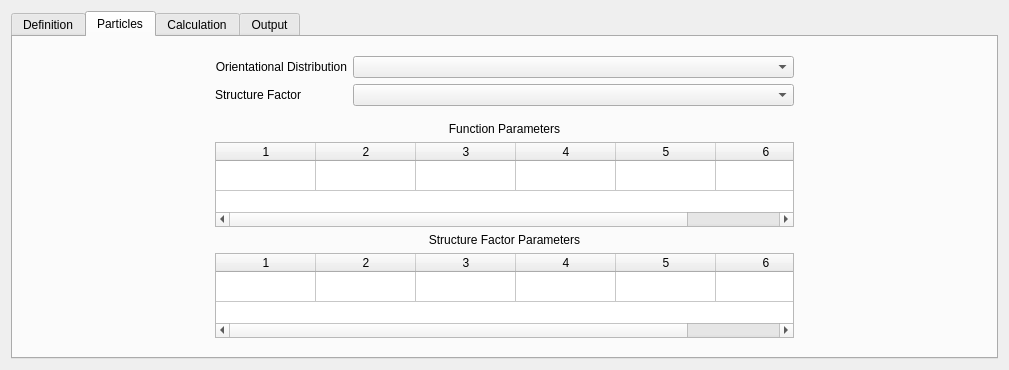
Old version of the form src/sas/qtgui/Perspectives/ParticleEditor/UI/DesignWindowUI.ui in the repository SasView/sasview.
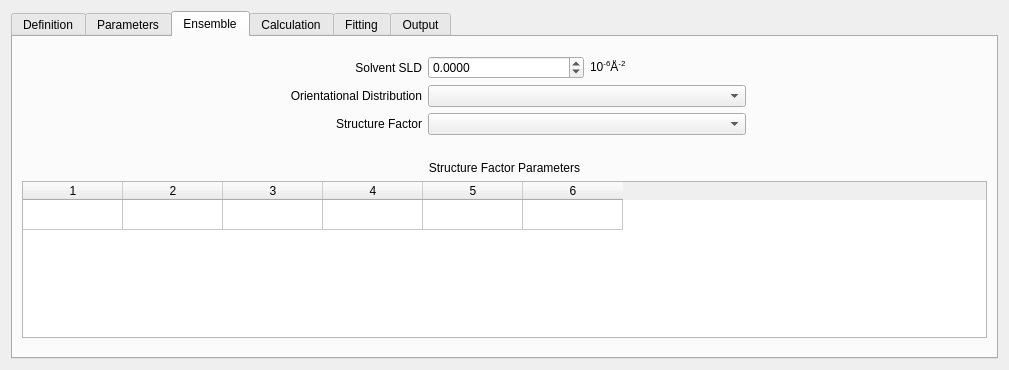
New version of the form. The open tabs and pages were chosen to show the change.

```diff
--- a/src/sas/qtgui/Perspectives/ParticleEditor/UI/DesignWindowUI.ui
+++ b/src/sas/qtgui/Perspectives/ParticleEditor/UI/DesignWindowUI.ui
@@ -13,7 +13,7 @@
   <property name="windowTitle">
    <string>Form</string>
   </property>
-  <layout class="QHBoxLayout" name="horizontalLayout_4">
+  <layout class="QVBoxLayout" name="verticalLayout_7">
    <item>
     <widget class="QTabWidget" name="tabWidget">
      <property name="toolTip">
@@ -27,36 +27,72 @@
        <string>Definition</string>
       </attribute>
      </widget>
+     <widget class="QWidget" name="tab_2">
+      <attribute name="title">
+       <string>Parameters</string>
+      </attribute>
+      <layout class="QHBoxLayout" name="horizontalLayout_3" stretch="3">
+       <item>
+        <layout class="QVBoxLayout" name="verticalLayout_4">
+         <item>
+          <widget class="QTableWidget" name="parametersTable">
+           <property name="rowCount">
+            <number>1</number>
+           </property>
+           <property name="columnCount">
+            <number>6</number>
+           </property>
+           <attribute name="verticalHeaderVisible">
+            <bool>false</bool>
+           </attribute>
+           <row/>
+           <column/>
+           <column/>
+           <column/>
+           <column/>
+           <column/>
+           <column/>
+          </widget>
+         </item>
+        </layout>
+       </item>
+      </layout>
+     </widget>
      <widget class="QWidget" name="calculationTab">
       <attribute name="title">
-       <string>Particles</string>
+       <string>Ensemble</string>
       </attribute>
       <layout class="QVBoxLayout" name="verticalLayout_6">
        <item>
-        <layout class="QHBoxLayout" name="horizontalLayout_5" stretch="1,3,1">
+        <layout class="QHBoxLayout" name="horizontalLayout_5" stretch="3">
          <property name="bottomMargin">
           <number>0</number>
          </property>
-         <item>
-          <spacer name="horizontalSpacer_6">
-           <property name="orientation">
-            <enum>Qt::Horizontal</enum>
-           </property>
-           <property name="sizeHint" stdset="0">
-            <size>
-             <width>40</width>
-             <height>20</height>
-            </size>
-           </property>
-          </spacer>
-         </item>
          <item>
           <layout class="QVBoxLayout" name="verticalLayout_3">
            <property name="bottomMargin">
             <number>10</number>
            </property>
            <item>
-            <layout class="QFormLayout" name="formLayout">
+            <layout class="QHBoxLayout" name="horizontalLayout_4" stretch="1,2,1">
+             <property name="bottomMargin">
+              <number>10</number>
+             </property>
+             <item>
+              <spacer name="horizontalSpacer_6">
+               <property name="orientation">
+                <enum>Qt::Horizontal</enum>
+               </property>
+               <property name="sizeHint" stdset="0">
+                <size>
+                 <width>40</width>
+                 <height>20</height>
+                </size>
+               </property>
+              </spacer>
+             </item>
+             <item>
+              <layout class="QGridLayout" name="gridLayout" columnstretch="1,2">
              <property name="topMargin">
               <number>10</number>
              </property>
@@ -64,6 +100,16 @@
               <number>10</number>
              </property>
              <item row="0" column="0">
+                <widget class="QLabel" name="label">
+                 <property name="text">
+                  <string>Solvent SLD</string>
+                 </property>
+                 <property name="alignment">
+                  <set>Qt::AlignRight|Qt::AlignTrailing|Qt::AlignVCenter</set>
+                 </property>
+                </widget>
+               </item>
+               <item row="1" column="0">
               <widget class="QLabel" name="label_2">
                <property name="text">
                 <string>Orientational Distribution</string>
@@ -73,10 +119,10 @@
                </property>
               </widget>
              </item>
-             <item row="0" column="1">
+               <item row="1" column="1">
               <widget class="QComboBox" name="orientationCombo"/>
              </item>
-             <item row="1" column="0">
+               <item row="2" column="0">
               <widget class="QLabel" name="label_5">
                <property name="text">
                 <string>Structure Factor</string>
@@ -86,40 +132,52 @@
                </property>
               </widget>
              </item>
-             <item row="1" column="1">
+               <item row="2" column="1">
               <widget class="QComboBox" name="structureFactorCombo"/>
              </item>
-            </layout>
+               <item row="0" column="1">
+                <layout class="QHBoxLayout" name="horizontalLayout_7">
+                 <item>
+                  <widget class="QDoubleSpinBox" name="solventSLDBox">
+                   <property name="decimals">
+                    <number>4</number>
+                   </property>
+                   <property name="minimum">
+                    <double>-100.000000000000000</double>
+                   </property>
+                   <property name="maximum">
+                    <double>100.000000000000000</double>
+                   </property>
+                   <property name="singleStep">
+                    <double>0.100000000000000</double>
+                   </property>
+                  </widget>
            </item>
            <item>
-            <widget class="QLabel" name="label">
+                  <widget class="QLabel" name="label_15">
              <property name="text">
-              <string>Function Parameters</string>
-             </property>
-             <property name="alignment">
-              <set>Qt::AlignCenter</set>
-             </property>
-            </widget>
+                    <string>10&lt;sup&gt;-6&lt;/sup&gt;Å&lt;sup&gt;-2&lt;/sup&gt;</string>
+                   </property>
+                  </widget>
+                 </item>
+                </layout>
+               </item>
+              </layout>
            </item>
            <item>
-            <widget class="QTableWidget" name="parametersTable">
-             <property name="rowCount">
-              <number>1</number>
-             </property>
-             <property name="columnCount">
-              <number>6</number>
-             </property>
-             <attribute name="verticalHeaderVisible">
-              <bool>false</bool>
-             </attribute>
-             <row/>
-             <column/>
-             <column/>
-             <column/>
-             <column/>
-             <column/>
-             <column/>
-            </widget>
+              <spacer name="horizontalSpacer_5">
+               <property name="orientation">
+                <enum>Qt::Horizontal</enum>
+               </property>
+               <property name="sizeHint" stdset="0">
+                <size>
+                 <width>40</width>
+                 <height>20</height>
+                </size>
+               </property>
+              </spacer>
+             </item>
+            </layout>
            </item>
            <item>
             <widget class="QLabel" name="label_6">
@@ -153,19 +211,6 @@
            </item>
           </layout>
          </item>
-         <item>
-          <spacer name="horizontalSpacer_5">
-           <property name="orientation">
-            <enum>Qt::Horizontal</enum>
-           </property>
-           <property name="sizeHint" stdset="0">
-            <size>
-             <width>40</width>
-             <height>20</height>
-            </size>
-           </property>
-          </spacer>
-         </item>
         </layout>
        </item>
       </layout>
@@ -428,6 +473,11 @@
        </item>
       </layout>
      </widget>
+     <widget class="QWidget" name="tab_3">
+      <attribute name="title">
+       <string>Fitting</string>
+      </attribute>
+     </widget>
      <widget class="QWidget" name="outputTab">
       <attribute name="title">
        <string>Output</string>
```
Left out of the diff: 2 changed lines with no effect on the pictures. Lines whose indentation alone changed are shown as unchanged.
